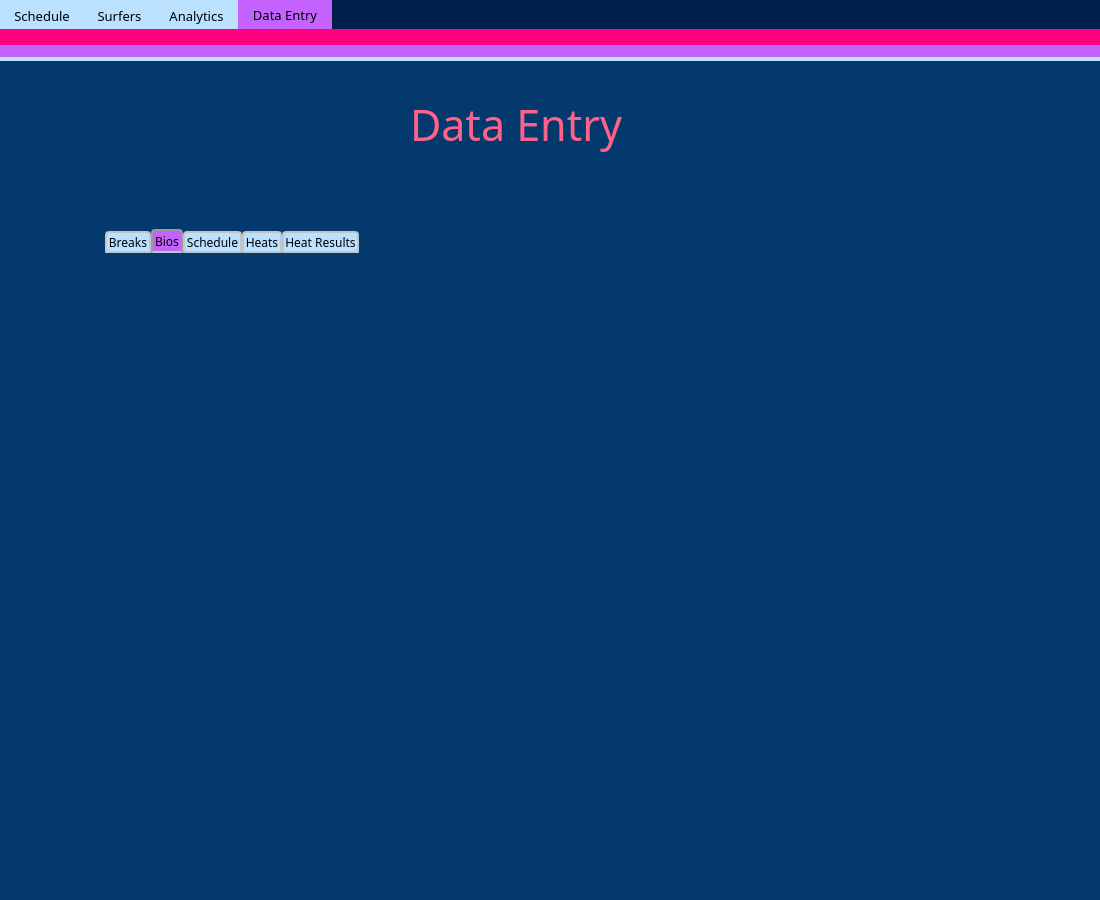
First picture: the form in gui/main_widget/ui/wsl_analytics_ui.ui, repository rhill5555/py-widget-surfing, before the edit.
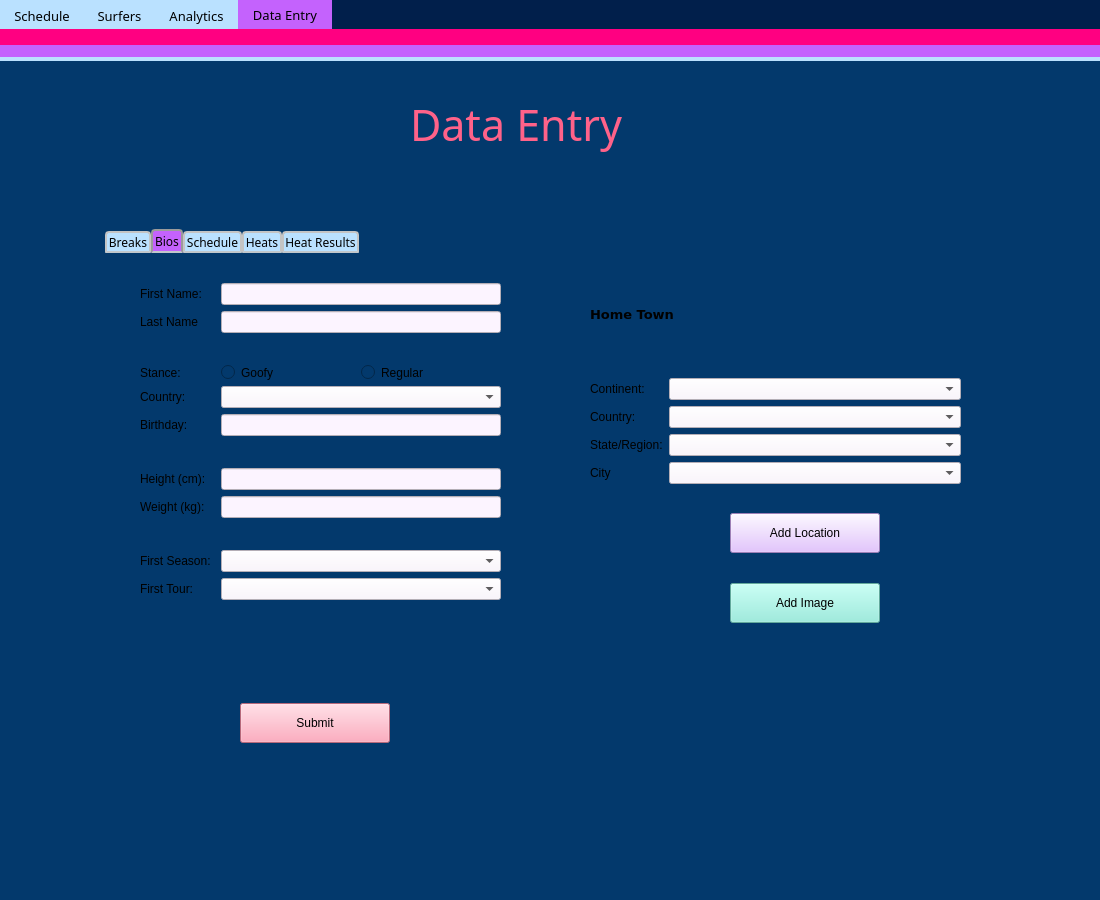
Second picture: the form after the edit. The open tabs and pages were chosen to show the change.

Commit message: Added Layout for Bio Data Entry

Patch:
```diff
--- a/gui/main_widget/ui/wsl_analytics_ui.ui
+++ b/gui/main_widget/ui/wsl_analytics_ui.ui
@@ -824,6 +824,404 @@
        <attribute name="title">
         <string>Bios</string>
        </attribute>
+       <widget class="QWidget" name="formLayoutWidget_2">
+        <property name="geometry">
+         <rect>
+          <x>40</x>
+          <y>30</y>
+          <width>361</width>
+          <height>381</height>
+         </rect>
+        </property>
+        <layout class="QFormLayout" name="BioLeftForm">
+         <property name="horizontalSpacing">
+          <number>10</number>
+         </property>
+         <property name="topMargin">
+          <number>0</number>
+         </property>
+         <item row="0" column="0">
+          <widget class="QLabel" name="BioFirNme">
+           <property name="text">
+            <string>First Name:</string>
+           </property>
+          </widget>
+         </item>
+         <item row="0" column="1">
+          <widget class="QLineEdit" name="BioFirNmeLine">
+           <property name="styleSheet">
+            <string notr="true">background: #fcf4ff</string>
+           </property>
+          </widget>
+         </item>
+         <item row="1" column="0">
+          <widget class="QLabel" name="BioLastNme">
+           <property name="text">
+            <string>Last Name</string>
+           </property>
+          </widget>
+         </item>
+         <item row="1" column="1">
+          <widget class="QLineEdit" name="BioLastNmeLine">
+           <property name="styleSheet">
+            <string notr="true">background: #fcf4ff</string>
+           </property>
+          </widget>
+         </item>
+         <item row="2" column="0">
+          <spacer name="horizontalSpacer_5">
+           <property name="orientation">
+            <enum>Qt::Horizontal</enum>
+           </property>
+           <property name="sizeHint" stdset="0">
+            <size>
+             <width>40</width>
+             <height>20</height>
+            </size>
+           </property>
+          </spacer>
+         </item>
+         <item row="2" column="1">
+          <spacer name="horizontalSpacer_6">
+           <property name="orientation">
+            <enum>Qt::Horizontal</enum>
+           </property>
+           <property name="sizeHint" stdset="0">
+            <size>
+             <width>40</width>
+             <height>20</height>
+            </size>
+           </property>
+          </spacer>
+         </item>
+         <item row="3" column="0">
+          <widget class="QLabel" name="BioStance">
+           <property name="text">
+            <string>Stance:</string>
+           </property>
+          </widget>
+         </item>
+         <item row="3" column="1">
+          <layout class="QHBoxLayout" name="horizontalLayout_2">
+           <item>
+            <widget class="QRadioButton" name="BioGoofBut">
+             <property name="text">
+              <string>Goofy</string>
+             </property>
+            </widget>
+           </item>
+           <item>
+            <widget class="QRadioButton" name="BioRegBut">
+             <property name="text">
+              <string>Regular</string>
+             </property>
+            </widget>
+           </item>
+          </layout>
+         </item>
+         <item row="5" column="0">
+          <widget class="QLabel" name="BioBday">
+           <property name="text">
+            <string>Birthday:</string>
+           </property>
+          </widget>
+         </item>
+         <item row="5" column="1">
+          <widget class="QLineEdit" name="BioBdayLine">
+           <property name="styleSheet">
+            <string notr="true">background: #fcf4ff</string>
+           </property>
+          </widget>
+         </item>
+         <item row="6" column="0">
+          <spacer name="horizontalSpacer_7">
+           <property name="orientation">
+            <enum>Qt::Horizontal</enum>
+           </property>
+           <property name="sizeHint" stdset="0">
+            <size>
+             <width>40</width>
+             <height>20</height>
+            </size>
+           </property>
+          </spacer>
+         </item>
+         <item row="6" column="1">
+          <spacer name="horizontalSpacer_8">
+           <property name="orientation">
+            <enum>Qt::Horizontal</enum>
+           </property>
+           <property name="sizeHint" stdset="0">
+            <size>
+             <width>40</width>
+             <height>20</height>
+            </size>
+           </property>
+          </spacer>
+         </item>
+         <item row="7" column="0">
+          <widget class="QLabel" name="BioHt">
+           <property name="text">
+            <string>Height (cm):</string>
+           </property>
+          </widget>
+         </item>
+         <item row="7" column="1">
+          <widget class="QLineEdit" name="BioHtLine">
+           <property name="styleSheet">
+            <string notr="true">background: #fcf4ff</string>
+           </property>
+          </widget>
+         </item>
+         <item row="8" column="0">
+          <widget class="QLabel" name="BioWt">
+           <property name="text">
+            <string>Weight (kg):</string>
+           </property>
+          </widget>
+         </item>
+         <item row="8" column="1">
+          <widget class="QLineEdit" name="BioWtLine">
+           <property name="styleSheet">
+            <string notr="true">background: #fcf4ff</string>
+           </property>
+          </widget>
+         </item>
+         <item row="9" column="0">
+          <spacer name="horizontalSpacer_9">
+           <property name="orientation">
+            <enum>Qt::Horizontal</enum>
+           </property>
+           <property name="sizeHint" stdset="0">
+            <size>
+             <width>40</width>
+             <height>20</height>
+            </size>
+           </property>
+          </spacer>
+         </item>
+         <item row="9" column="1">
+          <spacer name="horizontalSpacer_10">
+           <property name="orientation">
+            <enum>Qt::Horizontal</enum>
+           </property>
+           <property name="sizeHint" stdset="0">
+            <size>
+             <width>40</width>
+             <height>20</height>
+            </size>
+           </property>
+          </spacer>
+         </item>
+         <item row="10" column="0">
+          <widget class="QLabel" name="BioFirseason">
+           <property name="text">
+            <string>First Season:</string>
+           </property>
+          </widget>
+         </item>
+         <item row="10" column="1">
+          <widget class="QComboBox" name="BioFirSeasonCb">
+           <property name="styleSheet">
+            <string notr="true">background: #fcf4ff</string>
+           </property>
+          </widget>
+         </item>
+         <item row="11" column="0">
+          <widget class="QLabel" name="BioFirtour">
+           <property name="text">
+            <string>First Tour:</string>
+           </property>
+          </widget>
+         </item>
+         <item row="11" column="1">
+          <widget class="QComboBox" name="BioFirTourCb">
+           <property name="styleSheet">
+            <string notr="true">background: #fcf4ff</string>
+           </property>
+          </widget>
+         </item>
+         <item row="4" column="0">
+          <widget class="QLabel" name="BioCount">
+           <property name="text">
+            <string>Country:</string>
+           </property>
+          </widget>
+         </item>
+         <item row="4" column="1">
+          <widget class="QComboBox" name="BioCountCb">
+           <property name="styleSheet">
+            <string notr="true">background: #fcf4ff</string>
+           </property>
+          </widget>
+         </item>
+        </layout>
+       </widget>
+       <widget class="QWidget" name="verticalLayoutWidget">
+        <property name="geometry">
+         <rect>
+          <x>490</x>
+          <y>30</y>
+          <width>371</width>
+          <height>201</height>
+         </rect>
+        </property>
+        <layout class="QVBoxLayout" name="RightVertLayout">
+         <item>
+          <widget class="QLabel" name="BioHometownLabel">
+           <property name="font">
+            <font>
+             <family>Verdana</family>
+             <pointsize>10</pointsize>
+             <weight>75</weight>
+             <italic>false</italic>
+             <bold>true</bold>
+            </font>
+           </property>
+           <property name="styleSheet">
+            <string notr="true">font-weight: bold;</string>
+           </property>
+           <property name="text">
+            <string>Home Town</string>
+           </property>
+          </widget>
+         </item>
+         <item>
+          <layout class="QFormLayout" name="RightFormLayout">
+           <item row="1" column="0">
+            <widget class="QLabel" name="BioHCont">
+             <property name="text">
+              <string>Continent:</string>
+             </property>
+            </widget>
+           </item>
+           <item row="2" column="0">
+            <widget class="QLabel" name="BioHCountry">
+             <property name="text">
+              <string>Country:</string>
+             </property>
+            </widget>
+           </item>
+           <item row="3" column="0">
+            <widget class="QLabel" name="label_16">
+             <property name="text">
+              <string>State/Region:</string>
+             </property>
+            </widget>
+           </item>
+           <item row="4" column="0">
+            <widget class="QLabel" name="BioHCity">
+             <property name="text">
+              <string>City</string>
+             </property>
+            </widget>
+           </item>
+           <item row="0" column="0">
+            <spacer name="horizontalSpacer_11">
+             <property name="orientation">
+              <enum>Qt::Horizontal</enum>
+             </property>
+             <property name="sizeHint" stdset="0">
+              <size>
+               <width>40</width>
+               <height>20</height>
+              </size>
+             </property>
+            </spacer>
+           </item>
+           <item row="0" column="1">
+            <spacer name="horizontalSpacer_12">
+             <property name="orientation">
+              <enum>Qt::Horizontal</enum>
+             </property>
+             <property name="sizeHint" stdset="0">
+              <size>
+               <width>40</width>
+               <height>20</height>
+              </size>
+             </property>
+            </spacer>
+           </item>
+           <item row="1" column="1">
+            <widget class="QComboBox" name="BioHContCb">
+             <property name="styleSheet">
+              <string notr="true">background: #fcf4ff</string>
+             </property>
+            </widget>
+           </item>
+           <item row="2" column="1">
+            <widget class="QComboBox" name="BioHCountryCb">
+             <property name="styleSheet">
+              <string notr="true">background: #fcf4ff</string>
+             </property>
+            </widget>
+           </item>
+           <item row="3" column="1">
+            <widget class="QComboBox" name="BioHRegCb">
+             <property name="styleSheet">
+              <string notr="true">background: #fcf4ff</string>
+             </property>
+            </widget>
+           </item>
+           <item row="4" column="1">
+            <widget class="QComboBox" name="BioHCityCb">
+             <property name="styleSheet">
+              <string notr="true">background: #fcf4ff</string>
+             </property>
+            </widget>
+           </item>
+          </layout>
+         </item>
+        </layout>
+       </widget>
+       <widget class="QPushButton" name="BioAddlocbutton">
+        <property name="geometry">
+         <rect>
+          <x>630</x>
+          <y>260</y>
+          <width>150</width>
+          <height>40</height>
+         </rect>
+        </property>
+        <property name="styleSheet">
+         <string notr="true">background: #dcb3ff;</string>
+        </property>
+        <property name="text">
+         <string>Add Location</string>
+        </property>
+       </widget>
+       <widget class="QPushButton" name="BioAddimagebut">
+        <property name="geometry">
+         <rect>
+          <x>630</x>
+          <y>330</y>
+          <width>150</width>
+          <height>40</height>
+         </rect>
+        </property>
+        <property name="styleSheet">
+         <string notr="true">background: #89ecda;</string>
+        </property>
+        <property name="text">
+         <string>Add Image</string>
+        </property>
+       </widget>
+       <widget class="QPushButton" name="BioSubmitBut">
+        <property name="geometry">
+         <rect>
+          <x>140</x>
+          <y>450</y>
+          <width>150</width>
+          <height>40</height>
+         </rect>
+        </property>
+        <property name="styleSheet">
+         <string notr="true">background: #ff93ac;</string>
+        </property>
+        <property name="text">
+         <string>Submit</string>
+        </property>
+       </widget>
       </widget>
       <widget class="QWidget" name="breakschedtab">
        <attribute name="title">
```
Left out of the diff: 6 changed lines with no effect on the pictures.
